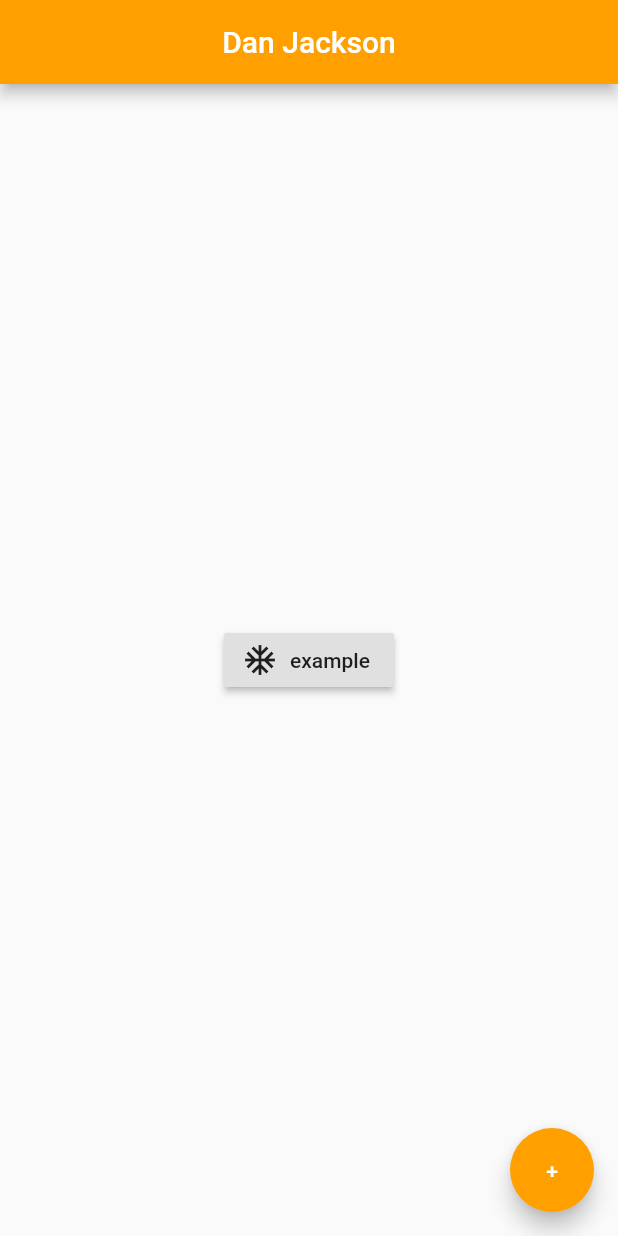
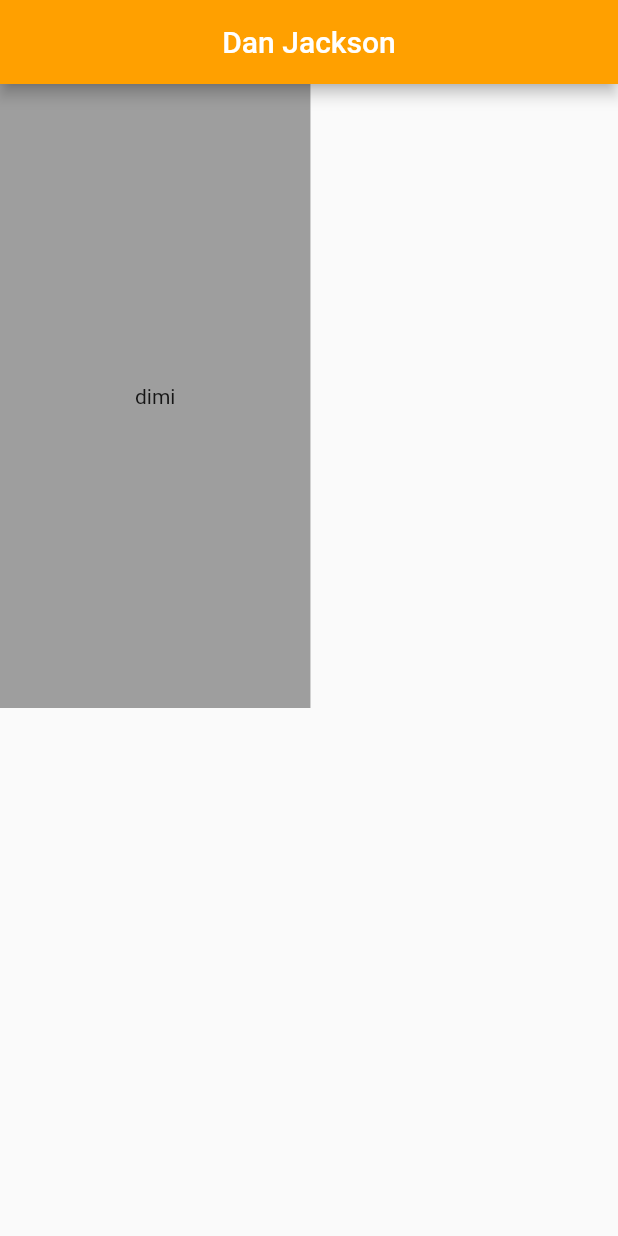
Before and after one commit to Georges47/flutter-app, a Flutter app: the screen it shows after launch, on a phone screen of 412 x 824 dp. Run offline on Flutter 3.47's test engine with Material 2 defaults, Android fonts, the phone set to English and light mode, and no system bars.

Commit message:
The buttons where removed and a Container widget was tried.

```diff
--- a/lib/main.dart
+++ b/lib/main.dart
@@ -1,4 +1,3 @@
-import 'package:flutter/foundation.dart';
 import 'package:flutter/material.dart';
 
 void main() {
@@ -16,29 +15,10 @@ class Home extends StatelessWidget {
         centerTitle: true,
         backgroundColor: Colors.amber[700],
       ),
-      body: Center(
-//      child: RaisedButton(
-//        onPressed:() {},
-//        child: Text('Raised Button'),
-//      ),
-
-//      child: FlatButton(
-//        onPressed: () {print('object');},
-//        child: Text('Flat Button'),
-//        color: Colors.amber,
-//      ),
-
-        child: RaisedButton.icon(
-            onPressed: () {},
-            icon: Icon(
-              Icons.ac_unit
-            ),
-            label: Text('example')),
-      ),
-      floatingActionButton: FloatingActionButton(
-        onPressed: () {},
-        child: Text('+'),
-        backgroundColor: Colors.amber[700],
+      body: Container(
+        padding: EdgeInsets.symmetric(horizontal: 90.0, vertical: 200.0),
+        color: Colors.grey,
+        child: Text('dimi'),
       ),
     );
   }
```
